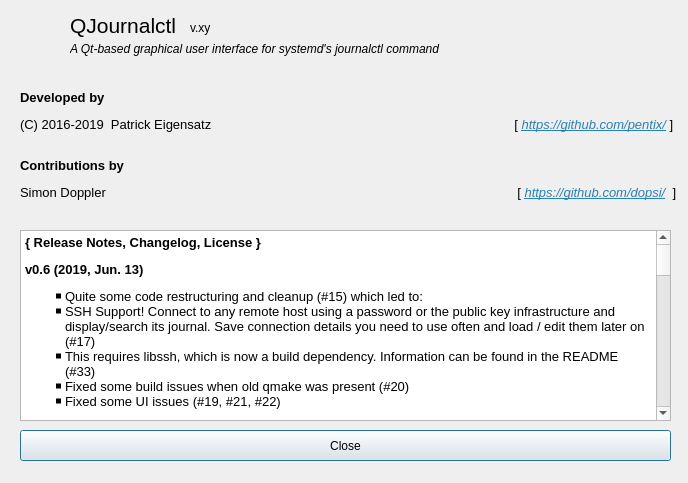
First picture: the form in ui/aboutdialog.ui, repository pentix/qjournalctl, before the edit.
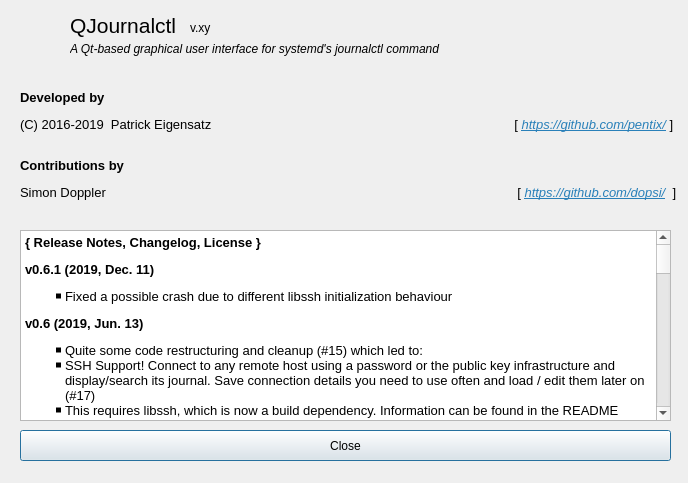
Second picture: the form after the edit. Icons and pictures are not drawn.

Commit message: Release QJournalctl v0.6.1

The edit to the form file:
```diff
--- a/ui/aboutdialog.ui
+++ b/ui/aboutdialog.ui
@@ -159,48 +159,50 @@
     <string>&lt;!DOCTYPE HTML PUBLIC &quot;-//W3C//DTD HTML 4.0//EN&quot; &quot;http://www.w3.org/TR/REC-html40/strict.dtd&quot;&gt;
 &lt;html&gt;&lt;head&gt;&lt;meta name=&quot;qrichtext&quot; content=&quot;1&quot; /&gt;&lt;style type=&quot;text/css&quot;&gt;
 p, li { white-space: pre-wrap; }
-&lt;/style&gt;&lt;/head&gt;&lt;body style=&quot; font-family:'Noto Sans'; font-size:10pt; font-weight:400; font-style:normal;&quot;&gt;
-&lt;p style=&quot; margin-top:16px; margin-bottom:12px; margin-left:0px; margin-right:0px; -qt-block-indent:0; text-indent:0px;&quot;&gt;&lt;a name=&quot;Changelog_0&quot;&gt;&lt;/a&gt;&lt;span style=&quot; font-weight:600;&quot;&gt;{&lt;/span&gt;&lt;span style=&quot; font-weight:600;&quot;&gt; Release Notes, Changelog, License }&lt;/span&gt;&lt;/p&gt;
-&lt;p style=&quot; margin-top:12px; margin-bottom:12px; margin-left:0px; margin-right:0px; -qt-block-indent:0; text-indent:0px;&quot;&gt;&lt;a name=&quot;v05_2&quot;&gt;&lt;/a&gt;&lt;span style=&quot; font-weight:600;&quot;&gt;v&lt;/span&gt;&lt;span style=&quot; font-weight:600;&quot;&gt;0.6 (2019, Jun. 13)&lt;/span&gt;&lt;/p&gt;
-&lt;ul type=&quot;square&quot; style=&quot;margin-top: 0px; margin-bottom: 0px; margin-left: 0px; margin-right: 0px; -qt-list-indent: 1;&quot;&gt;&lt;li style=&quot; margin-top:0px; margin-bottom:0px; margin-left:0px; margin-right:0px; -qt-block-indent:0; text-indent:0px;&quot;&gt;Quite some code restructuring and cleanup (#15) which led to:&lt;/li&gt;
-&lt;li style=&quot; margin-top:0px; margin-bottom:0px; margin-left:0px; margin-right:0px; -qt-block-indent:0; text-indent:0px;&quot;&gt;SSH Support! Connect to any remote host using a password or the public key infrastructure and display/search its journal. Save connection details you need to use often and load / edit them later on (#17)&lt;/li&gt;
-&lt;li style=&quot; margin-top:0px; margin-bottom:0px; margin-left:0px; margin-right:0px; -qt-block-indent:0; text-indent:0px;&quot;&gt;This requires libssh, which is now a build dependency. Information can be found in the README (#33)&lt;/li&gt;
-&lt;li style=&quot; margin-top:0px; margin-bottom:0px; margin-left:0px; margin-right:0px; -qt-block-indent:0; text-indent:0px;&quot;&gt;Fixed some build issues when old qmake was present (#20)&lt;/li&gt;
-&lt;li style=&quot; margin-top:0px; margin-bottom:0px; margin-left:0px; margin-right:0px; -qt-block-indent:0; text-indent:0px;&quot;&gt;Fixed some UI issues (#19, #21, #22)&lt;/li&gt;&lt;/ul&gt;
-&lt;p style=&quot; margin-top:12px; margin-bottom:12px; margin-left:0px; margin-right:0px; -qt-block-indent:0; text-indent:0px;&quot;&gt;&lt;a name=&quot;v05_2&quot;&gt;&lt;/a&gt;&lt;span style=&quot; font-weight:600;&quot;&gt;v&lt;/span&gt;&lt;span style=&quot; font-weight:600;&quot;&gt;0.5.1 (2018, Feb. 18)&lt;/span&gt;&lt;/p&gt;
-&lt;ul type=&quot;square&quot; style=&quot;margin-top: 0px; margin-bottom: 0px; margin-left: 0px; margin-right: 0px; -qt-list-indent: 1;&quot;&gt;&lt;li style=&quot; margin-top:0px; margin-bottom:0px; margin-left:0px; margin-right:0px; -qt-block-indent:0; text-indent:0px;&quot;&gt;Remove the trailing newline when realtime following is enabled (#16)&lt;/li&gt;
-&lt;li style=&quot; margin-top:0px; margin-bottom:0px; margin-left:0px; margin-right:0px; -qt-block-indent:0; text-indent:0px;&quot;&gt;Resized ShowBootLog window and other small design fixes to increase readability&lt;/li&gt;
-&lt;li style=&quot; margin-top:0px; margin-bottom:0px; margin-left:0px; margin-right:0px; -qt-block-indent:0; text-indent:0px;&quot;&gt;identifiersLineEdit gets cleared when entering a non-suggested identifier &lt;/li&gt;&lt;/ul&gt;
-&lt;p style=&quot; margin-top:12px; margin-bottom:12px; margin-left:0px; margin-right:0px; -qt-block-indent:0; text-indent:0px;&quot;&gt;&lt;a name=&quot;v05_2&quot;&gt;&lt;/a&gt;&lt;span style=&quot; font-weight:600;&quot;&gt;v&lt;/span&gt;&lt;span style=&quot; font-weight:600;&quot;&gt;0.5 (2018, Feb. 13)&lt;/span&gt;&lt;/p&gt;
-&lt;ul type=&quot;square&quot; style=&quot;margin-top: 0px; margin-bottom: 0px; margin-left: 0px; margin-right: 0px; -qt-list-indent: 1;&quot;&gt;&lt;li style=&quot; margin-top:0px; margin-bottom:0px; margin-left:0px; margin-right:0px; -qt-block-indent:0; text-indent:0px;&quot;&gt;Running &lt;span style=&quot; font-family:'Noto Mono';&quot;&gt;make install&lt;/span&gt; creates a .desktop file in &lt;span style=&quot; font-family:'Noto Mono';&quot;&gt;/usr/share/applications/&lt;/span&gt; (#7)&lt;/li&gt;
-&lt;li style=&quot; margin-top:0px; margin-bottom:0px; margin-left:0px; margin-right:0px; -qt-block-indent:0; text-indent:0px;&quot;&gt;Added autocompletion for filtering by syslog identifiers. When loading&lt;br /&gt;the journal, a list of all identifiers is created (even if you’re&lt;br /&gt;following the journal in realtime) and QJournalctl suggests you&lt;br /&gt;already appeared identifiers when filtering. (#9)&lt;/li&gt;
-&lt;li style=&quot; margin-top:0px; margin-bottom:0px; margin-left:0px; margin-right:0px; -qt-block-indent:0; text-indent:0px;&quot;&gt;Compile against C++11 by default (#10)&lt;/li&gt;
-&lt;li style=&quot; margin-top:0px; margin-bottom:0px; margin-left:0px; margin-right:0px; -qt-block-indent:0; text-indent:0px;&quot;&gt;Press [Ctrl][F] to search the journal for a normal string or a RegExp (#11)&lt;/li&gt;
-&lt;li style=&quot; margin-top:0px; margin-bottom:0px; margin-left:0px; margin-right:0px; -qt-block-indent:0; text-indent:0px;&quot;&gt;Added a button to export the filtered journal or only the current selection (#12)&lt;/li&gt;
-&lt;li style=&quot; margin-top:0px; margin-bottom:0px; margin-left:0px; margin-right:0px; -qt-block-indent:0; text-indent:0px;&quot;&gt;Added more keyboard shortcuts in the main window (Ctrl+A, Ctrl+B, Ctrl+L)&lt;/li&gt;&lt;/ul&gt;
-&lt;p style=&quot; margin-top:12px; margin-bottom:12px; margin-left:0px; margin-right:0px; -qt-block-indent:0; text-indent:0px;&quot;&gt;&lt;a name=&quot;v04_14&quot;&gt;&lt;/a&gt;&lt;span style=&quot; font-weight:600;&quot;&gt;v&lt;/span&gt;&lt;span style=&quot; font-weight:600;&quot;&gt;0.4 (2017, Oct. 22)&lt;/span&gt;&lt;/p&gt;
-&lt;ul type=&quot;square&quot; style=&quot;margin-top: 0px; margin-bottom: 0px; margin-left: 0px; margin-right: 0px; -qt-list-indent: 1;&quot;&gt;&lt;li style=&quot; margin-top:0px; margin-bottom:0px; margin-left:0px; margin-right:0px; -qt-block-indent:0; text-indent:0px;&quot;&gt;Added the possibility to reverse the journalctl output&lt;/li&gt;
-&lt;li style=&quot; margin-top:0px; margin-bottom:0px; margin-left:0px; margin-right:0px; -qt-block-indent:0; text-indent:0px;&quot;&gt;Display the log size additionally in bytes&lt;/li&gt;
-&lt;li style=&quot; margin-top:0px; margin-bottom:0px; margin-left:0px; margin-right:0px; -qt-block-indent:0; text-indent:0px;&quot;&gt;Added this changelog to the about dialog&lt;/li&gt;&lt;/ul&gt;
-&lt;p style=&quot; margin-top:12px; margin-bottom:12px; margin-left:0px; margin-right:0px; -qt-block-indent:0; text-indent:0px;&quot;&gt;&lt;a name=&quot;v03_20&quot;&gt;&lt;/a&gt;&lt;span style=&quot; font-weight:600;&quot;&gt;v&lt;/span&gt;&lt;span style=&quot; font-weight:600;&quot;&gt;0.3 (2016, Sep. 17)&lt;/span&gt;&lt;/p&gt;
-&lt;ul type=&quot;square&quot; style=&quot;margin-top: 0px; margin-bottom: 0px; margin-left: 0px; margin-right: 0px; -qt-list-indent: 1;&quot;&gt;&lt;li style=&quot; margin-top:0px; margin-bottom:0px; margin-left:0px; margin-right:0px; -qt-block-indent:0; text-indent:0px;&quot;&gt;Show an error message if no boots were found (#2)&lt;/li&gt;
-&lt;li style=&quot; margin-top:0px; margin-bottom:0px; margin-left:0px; margin-right:0px; -qt-block-indent:0; text-indent:0px;&quot;&gt;Implemented a “Show current boot” button (#3)&lt;/li&gt;
-&lt;li style=&quot; margin-top:0px; margin-bottom:0px; margin-left:0px; margin-right:0px; -qt-block-indent:0; text-indent:0px;&quot;&gt;UI improvements&lt;/li&gt;&lt;/ul&gt;
-&lt;p style=&quot; margin-top:12px; margin-bottom:12px; margin-left:0px; margin-right:0px; -qt-block-indent:0; text-indent:0px;&quot;&gt;&lt;a name=&quot;v021_26&quot;&gt;&lt;/a&gt;&lt;span style=&quot; font-weight:600;&quot;&gt;v&lt;/span&gt;&lt;span style=&quot; font-weight:600;&quot;&gt;0.21 (2016, Aug. 28)&lt;/span&gt;&lt;/p&gt;
-&lt;ul type=&quot;square&quot; style=&quot;margin-top: 0px; margin-bottom: 0px; margin-left: 0px; margin-right: 0px; -qt-list-indent: 1;&quot;&gt;&lt;li style=&quot; margin-top:0px; margin-bottom:0px; margin-left:0px; margin-right:0px; -qt-block-indent:0; text-indent:0px;&quot;&gt;Created a icon for QJournalctl&lt;/li&gt;
-&lt;li style=&quot; margin-top:0px; margin-bottom:0px; margin-left:0px; margin-right:0px; -qt-block-indent:0; text-indent:0px;&quot;&gt;Add a quit shortcut and the corresponding menu item (#1)&lt;/li&gt;
-&lt;li style=&quot; margin-top:0px; margin-bottom:0px; margin-left:0px; margin-right:0px; -qt-block-indent:0; text-indent:0px;&quot;&gt;Mentioned the contributions of @dopsi&lt;/li&gt;&lt;/ul&gt;
-&lt;p style=&quot; margin-top:12px; margin-bottom:12px; margin-left:0px; margin-right:0px; -qt-block-indent:0; text-indent:0px;&quot;&gt;&lt;a name=&quot;v02_32&quot;&gt;&lt;/a&gt;&lt;span style=&quot; font-weight:600;&quot;&gt;v&lt;/span&gt;&lt;span style=&quot; font-weight:600;&quot;&gt;0.2 (2016, Aug. 13) &lt;/span&gt;&lt;/p&gt;
-&lt;ul type=&quot;square&quot; style=&quot;margin-top: 0px; margin-bottom: 0px; margin-left: 0px; margin-right: 0px; -qt-list-indent: 1;&quot;&gt;&lt;li style=&quot; margin-top:0px; margin-bottom:0px; margin-left:0px; margin-right:0px; -qt-block-indent:0; text-indent:0px;&quot;&gt;UI improvements&lt;/li&gt;
-&lt;li style=&quot; margin-top:0px; margin-bottom:0px; margin-left:0px; margin-right:0px; -qt-block-indent:0; text-indent:0px;&quot;&gt;Filtering the journal by identifiers&lt;/li&gt;&lt;/ul&gt;
-&lt;p style=&quot; margin-top:12px; margin-bottom:12px; margin-left:0px; margin-right:0px; -qt-block-indent:0; text-indent:0px;&quot;&gt;&lt;a name=&quot;v01_Initial_Release_37&quot;&gt;&lt;/a&gt;&lt;span style=&quot; font-weight:600;&quot;&gt;v&lt;/span&gt;&lt;span style=&quot; font-weight:600;&quot;&gt;0.1 (2016, Aug. 07,  initial release)&lt;/span&gt;&lt;/p&gt;
-&lt;ul type=&quot;square&quot; style=&quot;margin-top: 0px; margin-bottom: 0px; margin-left: 0px; margin-right: 0px; -qt-list-indent: 1;&quot;&gt;&lt;li style=&quot; margin-top:0px; margin-bottom:0px; margin-left:0px; margin-right:0px; -qt-block-indent:0; text-indent:0px;&quot;&gt;Listing all boots&lt;/li&gt;
-&lt;li style=&quot; margin-top:0px; margin-bottom:0px; margin-left:0px; margin-right:0px; -qt-block-indent:0; text-indent:0px;&quot;&gt;Showing the journal of a specific boot&lt;/li&gt;
-&lt;li style=&quot; margin-top:0px; margin-bottom:0px; margin-left:0px; margin-right:0px; -qt-block-indent:0; text-indent:0px;&quot;&gt;Showing the complete journal&lt;/li&gt;
-&lt;li style=&quot; margin-top:0px; margin-bottom:0px; margin-left:0px; margin-right:0px; -qt-block-indent:0; text-indent:0px;&quot;&gt;Filter by date or priority&lt;/li&gt;&lt;/ul&gt;
-&lt;p style=&quot; margin-top:16px; margin-bottom:12px; margin-left:0px; margin-right:0px; -qt-block-indent:0; text-indent:0px;&quot;&gt;&lt;span style=&quot; font-weight:600;&quot;&gt;License&lt;/span&gt;&lt;/p&gt;
-&lt;p style=&quot; margin-top:12px; margin-bottom:12px; margin-left:0px; margin-right:0px; -qt-block-indent:0; text-indent:0px;&quot;&gt;This program is free software: you can redistribute it and/or modify it under the terms of&lt;br /&gt;the GNU General Public License as published by the Free Software Foundation, either version 3&lt;br /&gt;of the License, or (at your option) any later version.&lt;/p&gt;
-&lt;p style=&quot; margin-top:12px; margin-bottom:12px; margin-left:0px; margin-right:0px; -qt-block-indent:0; text-indent:0px;&quot;&gt;This program is distributed in the hope that it will be useful, but WITHOUT ANY WARRANTY;&lt;br /&gt;without even the implied warranty of MERCHANTABILITY or FITNESS FOR A PARTICULAR PURPOSE.&lt;br /&gt;See the GNU General Public License for more details.&lt;/p&gt;&lt;/body&gt;&lt;/html&gt;</string>
+&lt;/style&gt;&lt;/head&gt;&lt;body style=&quot; font-family:'Sans Serif'; font-size:9pt; font-weight:400; font-style:normal;&quot;&gt;
+&lt;p style=&quot; margin-top:16px; margin-bottom:12px; margin-left:0px; margin-right:0px; -qt-block-indent:0; text-indent:0px;&quot;&gt;&lt;a name=&quot;Changelog_0&quot;&gt;&lt;/a&gt;&lt;span style=&quot; font-family:'Noto Sans'; font-size:10pt; font-weight:600;&quot;&gt;{&lt;/span&gt;&lt;span style=&quot; font-family:'Noto Sans'; font-size:10pt; font-weight:600;&quot;&gt; Release Notes, Changelog, License }&lt;/span&gt;&lt;/p&gt;
+&lt;p style=&quot; margin-top:12px; margin-bottom:12px; margin-left:0px; margin-right:0px; -qt-block-indent:0; text-indent:0px;&quot;&gt;&lt;a name=&quot;v05_2&quot;&gt;&lt;/a&gt;&lt;span style=&quot; font-family:'Noto Sans'; font-size:10pt; font-weight:600;&quot;&gt;v&lt;/span&gt;&lt;span style=&quot; font-family:'Noto Sans'; font-size:10pt; font-weight:600;&quot;&gt;0.6.1 (2019, Dec. 11)&lt;/span&gt;&lt;/p&gt;
+&lt;ul type=&quot;square&quot; style=&quot;margin-top: 0px; margin-bottom: 0px; margin-left: 0px; margin-right: 0px; -qt-list-indent: 1;&quot;&gt;&lt;li style=&quot; font-family:'Noto Sans'; font-size:10pt;&quot; style=&quot; margin-top:0px; margin-bottom:0px; margin-left:0px; margin-right:0px; -qt-block-indent:0; text-indent:0px;&quot;&gt;Fixed a possible crash due to different libssh initialization behaviour &lt;/li&gt;&lt;/ul&gt;
+&lt;p style=&quot; margin-top:12px; margin-bottom:12px; margin-left:0px; margin-right:0px; -qt-block-indent:0; text-indent:0px;&quot;&gt;&lt;a name=&quot;v05_2&quot;&gt;&lt;/a&gt;&lt;span style=&quot; font-family:'Noto Sans'; font-size:10pt; font-weight:600;&quot;&gt;v&lt;/span&gt;&lt;span style=&quot; font-family:'Noto Sans'; font-size:10pt; font-weight:600;&quot;&gt;0.6 (2019, Jun. 13)&lt;/span&gt;&lt;/p&gt;
+&lt;ul type=&quot;square&quot; style=&quot;margin-top: 0px; margin-bottom: 0px; margin-left: 0px; margin-right: 0px; -qt-list-indent: 1;&quot;&gt;&lt;li style=&quot; font-family:'Noto Sans'; font-size:10pt;&quot; style=&quot; margin-top:0px; margin-bottom:0px; margin-left:0px; margin-right:0px; -qt-block-indent:0; text-indent:0px;&quot;&gt;Quite some code restructuring and cleanup (#15) which led to:&lt;/li&gt;
+&lt;li style=&quot; font-family:'Noto Sans'; font-size:10pt;&quot; style=&quot; margin-top:0px; margin-bottom:0px; margin-left:0px; margin-right:0px; -qt-block-indent:0; text-indent:0px;&quot;&gt;SSH Support! Connect to any remote host using a password or the public key infrastructure and display/search its journal. Save connection details you need to use often and load / edit them later on (#17)&lt;/li&gt;
+&lt;li style=&quot; font-family:'Noto Sans'; font-size:10pt;&quot; style=&quot; margin-top:0px; margin-bottom:0px; margin-left:0px; margin-right:0px; -qt-block-indent:0; text-indent:0px;&quot;&gt;This requires libssh, which is now a build dependency. Information can be found in the README (#33)&lt;/li&gt;
+&lt;li style=&quot; font-family:'Noto Sans'; font-size:10pt;&quot; style=&quot; margin-top:0px; margin-bottom:0px; margin-left:0px; margin-right:0px; -qt-block-indent:0; text-indent:0px;&quot;&gt;Fixed some build issues when old qmake was present (#20)&lt;/li&gt;
+&lt;li style=&quot; font-family:'Noto Sans'; font-size:10pt;&quot; style=&quot; margin-top:0px; margin-bottom:0px; margin-left:0px; margin-right:0px; -qt-block-indent:0; text-indent:0px;&quot;&gt;Fixed some UI issues (#19, #21, #22)&lt;/li&gt;&lt;/ul&gt;
+&lt;p style=&quot; margin-top:12px; margin-bottom:12px; margin-left:0px; margin-right:0px; -qt-block-indent:0; text-indent:0px;&quot;&gt;&lt;a name=&quot;v05_2&quot;&gt;&lt;/a&gt;&lt;span style=&quot; font-family:'Noto Sans'; font-size:10pt; font-weight:600;&quot;&gt;v&lt;/span&gt;&lt;span style=&quot; font-family:'Noto Sans'; font-size:10pt; font-weight:600;&quot;&gt;0.5.1 (2018, Feb. 18)&lt;/span&gt;&lt;/p&gt;
+&lt;ul type=&quot;square&quot; style=&quot;margin-top: 0px; margin-bottom: 0px; margin-left: 0px; margin-right: 0px; -qt-list-indent: 1;&quot;&gt;&lt;li style=&quot; font-family:'Noto Sans'; font-size:10pt;&quot; style=&quot; margin-top:0px; margin-bottom:0px; margin-left:0px; margin-right:0px; -qt-block-indent:0; text-indent:0px;&quot;&gt;Remove the trailing newline when realtime following is enabled (#16)&lt;/li&gt;
+&lt;li style=&quot; font-family:'Noto Sans'; font-size:10pt;&quot; style=&quot; margin-top:0px; margin-bottom:0px; margin-left:0px; margin-right:0px; -qt-block-indent:0; text-indent:0px;&quot;&gt;Resized ShowBootLog window and other small design fixes to increase readability&lt;/li&gt;
+&lt;li style=&quot; font-family:'Noto Sans'; font-size:10pt;&quot; style=&quot; margin-top:0px; margin-bottom:0px; margin-left:0px; margin-right:0px; -qt-block-indent:0; text-indent:0px;&quot;&gt;identifiersLineEdit gets cleared when entering a non-suggested identifier &lt;/li&gt;&lt;/ul&gt;
+&lt;p style=&quot; margin-top:12px; margin-bottom:12px; margin-left:0px; margin-right:0px; -qt-block-indent:0; text-indent:0px;&quot;&gt;&lt;a name=&quot;v05_2&quot;&gt;&lt;/a&gt;&lt;span style=&quot; font-family:'Noto Sans'; font-size:10pt; font-weight:600;&quot;&gt;v&lt;/span&gt;&lt;span style=&quot; font-family:'Noto Sans'; font-size:10pt; font-weight:600;&quot;&gt;0.5 (2018, Feb. 13)&lt;/span&gt;&lt;/p&gt;
+&lt;ul type=&quot;square&quot; style=&quot;margin-top: 0px; margin-bottom: 0px; margin-left: 0px; margin-right: 0px; -qt-list-indent: 1;&quot;&gt;&lt;li style=&quot; font-family:'Noto Sans'; font-size:10pt;&quot; style=&quot; margin-top:0px; margin-bottom:0px; margin-left:0px; margin-right:0px; -qt-block-indent:0; text-indent:0px;&quot;&gt;Running &lt;span style=&quot; font-family:'Noto Mono';&quot;&gt;make install&lt;/span&gt; creates a .desktop file in &lt;span style=&quot; font-family:'Noto Mono';&quot;&gt;/usr/share/applications/&lt;/span&gt; (#7)&lt;/li&gt;
+&lt;li style=&quot; font-family:'Noto Sans'; font-size:10pt;&quot; style=&quot; margin-top:0px; margin-bottom:0px; margin-left:0px; margin-right:0px; -qt-block-indent:0; text-indent:0px;&quot;&gt;Added autocompletion for filtering by syslog identifiers. When loading&lt;br /&gt;the journal, a list of all identifiers is created (even if you’re&lt;br /&gt;following the journal in realtime) and QJournalctl suggests you&lt;br /&gt;already appeared identifiers when filtering. (#9)&lt;/li&gt;
+&lt;li style=&quot; font-family:'Noto Sans'; font-size:10pt;&quot; style=&quot; margin-top:0px; margin-bottom:0px; margin-left:0px; margin-right:0px; -qt-block-indent:0; text-indent:0px;&quot;&gt;Compile against C++11 by default (#10)&lt;/li&gt;
+&lt;li style=&quot; font-family:'Noto Sans'; font-size:10pt;&quot; style=&quot; margin-top:0px; margin-bottom:0px; margin-left:0px; margin-right:0px; -qt-block-indent:0; text-indent:0px;&quot;&gt;Press [Ctrl][F] to search the journal for a normal string or a RegExp (#11)&lt;/li&gt;
+&lt;li style=&quot; font-family:'Noto Sans'; font-size:10pt;&quot; style=&quot; margin-top:0px; margin-bottom:0px; margin-left:0px; margin-right:0px; -qt-block-indent:0; text-indent:0px;&quot;&gt;Added a button to export the filtered journal or only the current selection (#12)&lt;/li&gt;
+&lt;li style=&quot; font-family:'Noto Sans'; font-size:10pt;&quot; style=&quot; margin-top:0px; margin-bottom:0px; margin-left:0px; margin-right:0px; -qt-block-indent:0; text-indent:0px;&quot;&gt;Added more keyboard shortcuts in the main window (Ctrl+A, Ctrl+B, Ctrl+L)&lt;/li&gt;&lt;/ul&gt;
+&lt;p style=&quot; margin-top:12px; margin-bottom:12px; margin-left:0px; margin-right:0px; -qt-block-indent:0; text-indent:0px;&quot;&gt;&lt;a name=&quot;v04_14&quot;&gt;&lt;/a&gt;&lt;span style=&quot; font-family:'Noto Sans'; font-size:10pt; font-weight:600;&quot;&gt;v&lt;/span&gt;&lt;span style=&quot; font-family:'Noto Sans'; font-size:10pt; font-weight:600;&quot;&gt;0.4 (2017, Oct. 22)&lt;/span&gt;&lt;/p&gt;
+&lt;ul type=&quot;square&quot; style=&quot;margin-top: 0px; margin-bottom: 0px; margin-left: 0px; margin-right: 0px; -qt-list-indent: 1;&quot;&gt;&lt;li style=&quot; font-family:'Noto Sans'; font-size:10pt;&quot; style=&quot; margin-top:0px; margin-bottom:0px; margin-left:0px; margin-right:0px; -qt-block-indent:0; text-indent:0px;&quot;&gt;Added the possibility to reverse the journalctl output&lt;/li&gt;
+&lt;li style=&quot; font-family:'Noto Sans'; font-size:10pt;&quot; style=&quot; margin-top:0px; margin-bottom:0px; margin-left:0px; margin-right:0px; -qt-block-indent:0; text-indent:0px;&quot;&gt;Display the log size additionally in bytes&lt;/li&gt;
+&lt;li style=&quot; font-family:'Noto Sans'; font-size:10pt;&quot; style=&quot; margin-top:0px; margin-bottom:0px; margin-left:0px; margin-right:0px; -qt-block-indent:0; text-indent:0px;&quot;&gt;Added this changelog to the about dialog&lt;/li&gt;&lt;/ul&gt;
+&lt;p style=&quot; margin-top:12px; margin-bottom:12px; margin-left:0px; margin-right:0px; -qt-block-indent:0; text-indent:0px;&quot;&gt;&lt;a name=&quot;v03_20&quot;&gt;&lt;/a&gt;&lt;span style=&quot; font-family:'Noto Sans'; font-size:10pt; font-weight:600;&quot;&gt;v&lt;/span&gt;&lt;span style=&quot; font-family:'Noto Sans'; font-size:10pt; font-weight:600;&quot;&gt;0.3 (2016, Sep. 17)&lt;/span&gt;&lt;/p&gt;
+&lt;ul type=&quot;square&quot; style=&quot;margin-top: 0px; margin-bottom: 0px; margin-left: 0px; margin-right: 0px; -qt-list-indent: 1;&quot;&gt;&lt;li style=&quot; font-family:'Noto Sans'; font-size:10pt;&quot; style=&quot; margin-top:0px; margin-bottom:0px; margin-left:0px; margin-right:0px; -qt-block-indent:0; text-indent:0px;&quot;&gt;Show an error message if no boots were found (#2)&lt;/li&gt;
+&lt;li style=&quot; font-family:'Noto Sans'; font-size:10pt;&quot; style=&quot; margin-top:0px; margin-bottom:0px; margin-left:0px; margin-right:0px; -qt-block-indent:0; text-indent:0px;&quot;&gt;Implemented a “Show current boot” button (#3)&lt;/li&gt;
+&lt;li style=&quot; font-family:'Noto Sans'; font-size:10pt;&quot; style=&quot; margin-top:0px; margin-bottom:0px; margin-left:0px; margin-right:0px; -qt-block-indent:0; text-indent:0px;&quot;&gt;UI improvements&lt;/li&gt;&lt;/ul&gt;
+&lt;p style=&quot; margin-top:12px; margin-bottom:12px; margin-left:0px; margin-right:0px; -qt-block-indent:0; text-indent:0px;&quot;&gt;&lt;a name=&quot;v021_26&quot;&gt;&lt;/a&gt;&lt;span style=&quot; font-family:'Noto Sans'; font-size:10pt; font-weight:600;&quot;&gt;v&lt;/span&gt;&lt;span style=&quot; font-family:'Noto Sans'; font-size:10pt; font-weight:600;&quot;&gt;0.21 (2016, Aug. 28)&lt;/span&gt;&lt;/p&gt;
+&lt;ul type=&quot;square&quot; style=&quot;margin-top: 0px; margin-bottom: 0px; margin-left: 0px; margin-right: 0px; -qt-list-indent: 1;&quot;&gt;&lt;li style=&quot; font-family:'Noto Sans'; font-size:10pt;&quot; style=&quot; margin-top:0px; margin-bottom:0px; margin-left:0px; margin-right:0px; -qt-block-indent:0; text-indent:0px;&quot;&gt;Created a icon for QJournalctl&lt;/li&gt;
+&lt;li style=&quot; font-family:'Noto Sans'; font-size:10pt;&quot; style=&quot; margin-top:0px; margin-bottom:0px; margin-left:0px; margin-right:0px; -qt-block-indent:0; text-indent:0px;&quot;&gt;Add a quit shortcut and the corresponding menu item (#1)&lt;/li&gt;
+&lt;li style=&quot; font-family:'Noto Sans'; font-size:10pt;&quot; style=&quot; margin-top:0px; margin-bottom:0px; margin-left:0px; margin-right:0px; -qt-block-indent:0; text-indent:0px;&quot;&gt;Mentioned the contributions of @dopsi&lt;/li&gt;&lt;/ul&gt;
+&lt;p style=&quot; margin-top:12px; margin-bottom:12px; margin-left:0px; margin-right:0px; -qt-block-indent:0; text-indent:0px;&quot;&gt;&lt;a name=&quot;v02_32&quot;&gt;&lt;/a&gt;&lt;span style=&quot; font-family:'Noto Sans'; font-size:10pt; font-weight:600;&quot;&gt;v&lt;/span&gt;&lt;span style=&quot; font-family:'Noto Sans'; font-size:10pt; font-weight:600;&quot;&gt;0.2 (2016, Aug. 13) &lt;/span&gt;&lt;/p&gt;
+&lt;ul type=&quot;square&quot; style=&quot;margin-top: 0px; margin-bottom: 0px; margin-left: 0px; margin-right: 0px; -qt-list-indent: 1;&quot;&gt;&lt;li style=&quot; font-family:'Noto Sans'; font-size:10pt;&quot; style=&quot; margin-top:0px; margin-bottom:0px; margin-left:0px; margin-right:0px; -qt-block-indent:0; text-indent:0px;&quot;&gt;UI improvements&lt;/li&gt;
+&lt;li style=&quot; font-family:'Noto Sans'; font-size:10pt;&quot; style=&quot; margin-top:0px; margin-bottom:0px; margin-left:0px; margin-right:0px; -qt-block-indent:0; text-indent:0px;&quot;&gt;Filtering the journal by identifiers&lt;/li&gt;&lt;/ul&gt;
+&lt;p style=&quot; margin-top:12px; margin-bottom:12px; margin-left:0px; margin-right:0px; -qt-block-indent:0; text-indent:0px;&quot;&gt;&lt;a name=&quot;v01_Initial_Release_37&quot;&gt;&lt;/a&gt;&lt;span style=&quot; font-family:'Noto Sans'; font-size:10pt; font-weight:600;&quot;&gt;v&lt;/span&gt;&lt;span style=&quot; font-family:'Noto Sans'; font-size:10pt; font-weight:600;&quot;&gt;0.1 (2016, Aug. 07,  initial release)&lt;/span&gt;&lt;/p&gt;
+&lt;ul type=&quot;square&quot; style=&quot;margin-top: 0px; margin-bottom: 0px; margin-left: 0px; margin-right: 0px; -qt-list-indent: 1;&quot;&gt;&lt;li style=&quot; font-family:'Noto Sans'; font-size:10pt;&quot; style=&quot; margin-top:0px; margin-bottom:0px; margin-left:0px; margin-right:0px; -qt-block-indent:0; text-indent:0px;&quot;&gt;Listing all boots&lt;/li&gt;
+&lt;li style=&quot; font-family:'Noto Sans'; font-size:10pt;&quot; style=&quot; margin-top:0px; margin-bottom:0px; margin-left:0px; margin-right:0px; -qt-block-indent:0; text-indent:0px;&quot;&gt;Showing the journal of a specific boot&lt;/li&gt;
+&lt;li style=&quot; font-family:'Noto Sans'; font-size:10pt;&quot; style=&quot; margin-top:0px; margin-bottom:0px; margin-left:0px; margin-right:0px; -qt-block-indent:0; text-indent:0px;&quot;&gt;Showing the complete journal&lt;/li&gt;
+&lt;li style=&quot; font-family:'Noto Sans'; font-size:10pt;&quot; style=&quot; margin-top:0px; margin-bottom:0px; margin-left:0px; margin-right:0px; -qt-block-indent:0; text-indent:0px;&quot;&gt;Filter by date or priority&lt;/li&gt;&lt;/ul&gt;
+&lt;p style=&quot; margin-top:16px; margin-bottom:12px; margin-left:0px; margin-right:0px; -qt-block-indent:0; text-indent:0px;&quot;&gt;&lt;span style=&quot; font-family:'Noto Sans'; font-size:10pt; font-weight:600;&quot;&gt;License&lt;/span&gt;&lt;/p&gt;
+&lt;p style=&quot; margin-top:12px; margin-bottom:12px; margin-left:0px; margin-right:0px; -qt-block-indent:0; text-indent:0px;&quot;&gt;&lt;span style=&quot; font-family:'Noto Sans'; font-size:10pt;&quot;&gt;This program is free software: you can redistribute it and/or modify it under the terms of&lt;br /&gt;the GNU General Public License as published by the Free Software Foundation, either version 3&lt;br /&gt;of the License, or (at your option) any later version.&lt;/span&gt;&lt;/p&gt;
+&lt;p style=&quot; margin-top:12px; margin-bottom:12px; margin-left:0px; margin-right:0px; -qt-block-indent:0; text-indent:0px;&quot;&gt;&lt;span style=&quot; font-family:'Noto Sans'; font-size:10pt;&quot;&gt;This program is distributed in the hope that it will be useful, but WITHOUT ANY WARRANTY;&lt;br /&gt;without even the implied warranty of MERCHANTABILITY or FITNESS FOR A PARTICULAR PURPOSE.&lt;br /&gt;See the GNU General Public License for more details.&lt;/span&gt;&lt;/p&gt;&lt;/body&gt;&lt;/html&gt;</string>
    </property>
   </widget>
  </widget>
```
The commit also changes 3 other files.
